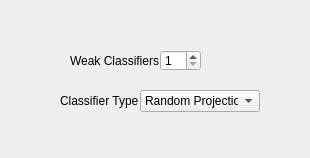
Above: _AlgorithmsPlugins/OpenCV/paramsBoost.ui from b4silio/MLDemos before the change. Below: the same form after it.
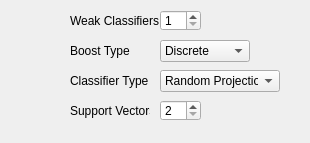
That is the form after the change.

Commit message: ADDED: Random GMM and Random SVM weak learners for the Boost classifier

The edit to the form file:
```diff
--- a/_AlgorithmsPlugins/OpenCV/paramsBoost.ui
+++ b/_AlgorithmsPlugins/OpenCV/paramsBoost.ui
@@ -7,7 +7,7 @@
     <x>0</x>
     <y>0</y>
     <width>310</width>
-    <height>158</height>
+    <height>143</height>
    </rect>
   </property>
   <property name="windowTitle">
@@ -17,7 +17,7 @@
    <property name="geometry">
     <rect>
      <x>160</x>
-     <y>50</y>
+     <y>10</y>
      <width>41</width>
      <height>21</height>
     </rect>
@@ -45,8 +45,8 @@
   <widget class="QComboBox" name="boostLearnerType">
    <property name="geometry">
     <rect>
-     <x>140</x>
-     <y>90</y>
+     <x>160</x>
+     <y>70</y>
      <width>120</width>
      <height>22</height>
     </rect>
@@ -81,8 +81,8 @@
   <widget class="QLabel" name="label_23">
    <property name="geometry">
     <rect>
-     <x>60</x>
-     <y>90</y>
+     <x>70</x>
+     <y>70</y>
      <width>81</width>
      <height>21</height>
     </rect>
@@ -100,7 +100,7 @@
    <property name="geometry">
     <rect>
      <x>70</x>
-     <y>50</y>
+     <y>10</y>
      <width>91</width>
      <height>21</height>
     </rect>
@@ -114,6 +114,121 @@
     <string>Weak Classifiers</string>
    </property>
   </widget>
+  <widget class="QSpinBox" name="svmCountSpin">
+   <property name="enabled">
+    <bool>true</bool>
+   </property>
+   <property name="geometry">
+    <rect>
+     <x>160</x>
+     <y>100</y>
+     <width>41</width>
+     <height>21</height>
+    </rect>
+   </property>
+   <property name="font">
+    <font>
+     <pointsize>9</pointsize>
+    </font>
+   </property>
+   <property name="toolTip">
+    <string>&lt;!DOCTYPE HTML PUBLIC &quot;-//W3C//DTD HTML 4.0//EN&quot; &quot;http://www.w3.org/TR/REC-html40/strict.dtd&quot;&gt;
+&lt;html&gt;&lt;head&gt;&lt;meta name=&quot;qrichtext&quot; content=&quot;1&quot; /&gt;&lt;style type=&quot;text/css&quot;&gt;
+p, li { white-space: pre-wrap; }
+&lt;/style&gt;&lt;/head&gt;&lt;body style=&quot; font-family:'Lucida Grande'; font-size:9pt; font-weight:400; font-style:normal;&quot;&gt;
+&lt;p style=&quot; margin-top:0px; margin-bottom:0px; margin-left:0px; margin-right:0px; -qt-block-indent:0; text-indent:0px;&quot;&gt;Number of support vectors to be generated for each weak classifier. Alphas will be generated ensuring that sum(alphas) = 0&lt;/p&gt;&lt;/body&gt;&lt;/html&gt;</string>
+   </property>
+   <property name="minimum">
+    <number>2</number>
+   </property>
+   <property name="maximum">
+    <number>99</number>
+   </property>
+   <property name="value">
+    <number>2</number>
+   </property>
+  </widget>
+  <widget class="QLabel" name="svmCountLabel">
+   <property name="enabled">
+    <bool>true</bool>
+   </property>
+   <property name="geometry">
+    <rect>
+     <x>70</x>
+     <y>100</y>
+     <width>80</width>
+     <height>21</height>
+    </rect>
+   </property>
+   <property name="font">
+    <font>
+     <pointsize>9</pointsize>
+    </font>
+   </property>
+   <property name="text">
+    <string>Support Vectors</string>
+   </property>
+  </widget>
+  <widget class="QComboBox" name="boostType">
+   <property name="geometry">
+    <rect>
+     <x>160</x>
+     <y>40</y>
+     <width>90</width>
+     <height>22</height>
+    </rect>
+   </property>
+   <property name="font">
+    <font>
+     <pointsize>9</pointsize>
+    </font>
+   </property>
+   <property name="toolTip">
+    <string>&lt;!DOCTYPE HTML PUBLIC &quot;-//W3C//DTD HTML 4.0//EN&quot; &quot;http://www.w3.org/TR/REC-html40/strict.dtd&quot;&gt;
+&lt;html&gt;&lt;head&gt;&lt;meta name=&quot;qrichtext&quot; content=&quot;1&quot; /&gt;&lt;style type=&quot;text/css&quot;&gt;
+p, li { white-space: pre-wrap; }
+&lt;/style&gt;&lt;/head&gt;&lt;body style=&quot; font-family:'Lucida Grande'; font-size:9pt; font-weight:400; font-style:normal;&quot;&gt;
+&lt;p style=&quot;-qt-paragraph-type:empty; margin-top:0px; margin-bottom:0px; margin-left:0px; margin-right:0px; -qt-block-indent:0; text-indent:0px;&quot;&gt;&lt;/p&gt;&lt;/body&gt;&lt;/html&gt;</string>
+   </property>
+   <item>
+    <property name="text">
+     <string>Discrete</string>
+    </property>
+   </item>
+   <item>
+    <property name="text">
+     <string>Real</string>
+    </property>
+   </item>
+   <item>
+    <property name="text">
+     <string>Logit</string>
+    </property>
+   </item>
+   <item>
+    <property name="text">
+     <string>Gentle</string>
+    </property>
+   </item>
+  </widget>
+  <widget class="QLabel" name="label_24">
+   <property name="geometry">
+    <rect>
+     <x>70</x>
+     <y>40</y>
+     <width>70</width>
+     <height>21</height>
+    </rect>
+   </property>
+   <property name="font">
+    <font>
+     <pointsize>9</pointsize>
+    </font>
+   </property>
+   <property name="text">
+    <string>Boost Type</string>
+   </property>
+  </widget>
  </widget>
  <resources/>
  <connections/>
```
Left out of the diff: 24 changed lines with no effect on the pictures. The commit also changes 8 other files.
